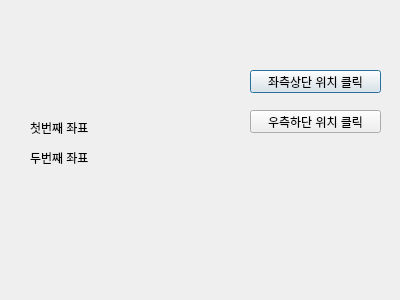
Isonade2/EBookToPDF, file untitled.ui: the form before one commit.
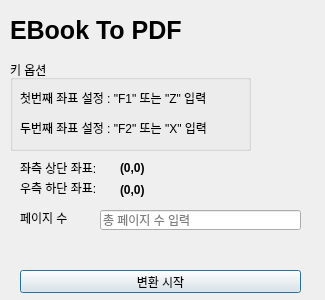
The form after the commit.

Commit message: feat: gui 버튼 몇가지 추가, 이미지 캡처까지 로직구현

What changed in the file:
```diff
--- a/untitled.ui
+++ b/untitled.ui
@@ -2,73 +2,183 @@
 <ui version="4.0">
  <class>Dialog</class>
  <widget class="QDialog" name="Dialog">
+  <property name="enabled">
+   <bool>true</bool>
+  </property>
   <property name="geometry">
    <rect>
     <x>0</x>
     <y>0</y>
-    <width>400</width>
+    <width>325</width>
     <height>300</height>
    </rect>
   </property>
   <property name="windowTitle">
    <string>Dialog</string>
   </property>
-  <widget class="QPushButton" name="firstPositionButton">
+  <widget class="QGroupBox" name="groupBox">
    <property name="geometry">
     <rect>
-     <x>250</x>
-     <y>70</y>
-     <width>131</width>
-     <height>23</height>
+     <x>10</x>
+     <y>60</y>
+     <width>241</width>
+     <height>91</height>
     </rect>
    </property>
-   <property name="toolTipDuration">
-    <number>-1</number>
+   <property name="title">
+    <string>키 옵션</string>
    </property>
+   <widget class="QLabel" name="label_1">
+    <property name="geometry">
+     <rect>
+      <x>10</x>
+      <y>30</y>
+      <width>211</width>
+      <height>16</height>
+     </rect>
+    </property>
+    <property name="text">
+     <string>첫번째 좌표 설정 : &quot;F1&quot; 또는 &quot;Z&quot; 입력</string>
+    </property>
+   </widget>
+   <widget class="QLabel" name="label_2">
+    <property name="geometry">
+     <rect>
+      <x>10</x>
+      <y>60</y>
+      <width>221</width>
+      <height>16</height>
+     </rect>
+    </property>
+    <property name="text">
+     <string>두번째 좌표 설정 : &quot;F2&quot; 또는 &quot;X&quot; 입력</string>
+    </property>
+   </widget>
+  </widget>
+  <widget class="QLabel" name="title">
+   <property name="geometry">
+    <rect>
+     <x>10</x>
+     <y>0</y>
+     <width>201</width>
+     <height>61</height>
+    </rect>
+   </property>
+   <property name="font">
+    <font>
+     <pointsize>19</pointsize>
+     <weight>75</weight>
+     <bold>true</bold>
+    </font>
+   </property>
    <property name="text">
-    <string>좌측상단 위치 클릭</string>
+    <string>EBook To PDF</string>
    </property>
   </widget>
-  <widget class="QPushButton" name="lastPositionButton">
+  <widget class="QLabel" name="label_3">
    <property name="geometry">
     <rect>
-     <x>250</x>
-     <y>110</y>
-     <width>131</width>
-     <height>23</height>
+     <x>20</x>
+     <y>160</y>
+     <width>91</width>
+     <height>16</height>
     </rect>
    </property>
-   <property name="toolTipDuration">
-    <number>-1</number>
+   <property name="text">
+    <string>좌측 상단 좌표:</string>
    </property>
+  </widget>
+  <widget class="QLabel" name="label_4">
+   <property name="geometry">
+    <rect>
+     <x>20</x>
+     <y>180</y>
+     <width>91</width>
+     <height>16</height>
+    </rect>
+   </property>
    <property name="text">
-    <string>우측하단 위치 클릭</string>
+    <string>우측 하단 좌표:</string>
+   </property>
+  </widget>
+  <widget class="QLabel" name="firstPos_label">
+   <property name="geometry">
+    <rect>
+     <x>120</x>
+     <y>160</y>
+     <width>121</width>
+     <height>16</height>
+    </rect>
+   </property>
+   <property name="font">
+    <font>
+     <weight>75</weight>
+     <bold>true</bold>
+    </font>
+   </property>
+   <property name="text">
+    <string>(0,0)</string>
+   </property>
+  </widget>
+  <widget class="QLabel" name="lstPos_label">
+   <property name="geometry">
+    <rect>
+     <x>120</x>
+     <y>180</y>
+     <width>121</width>
+     <height>20</height>
+    </rect>
+   </property>
+   <property name="font">
+    <font>
+     <weight>75</weight>
+     <bold>true</bold>
+    </font>
+   </property>
+   <property name="text">
+    <string>(0,0)</string>
+   </property>
+  </widget>
+  <widget class="QPushButton" name="convertStart_btn">
+   <property name="geometry">
+    <rect>
+     <x>20</x>
+     <y>270</y>
+     <width>281</width>
+     <height>23</height>
+    </rect>
+   </property>
+   <property name="text">
+    <string>변환 시작</string>
    </property>
   </widget>
   <widget class="QLabel" name="label">
    <property name="geometry">
     <rect>
-     <x>30</x>
-     <y>120</y>
+     <x>20</x>
+     <y>210</y>
      <width>71</width>
      <height>16</height>
     </rect>
    </property>
    <property name="text">
-    <string>첫번째 좌표</string>
+    <string>페이지 수</string>
    </property>
   </widget>
-  <widget class="QLabel" name="label_2">
+  <widget class="QLineEdit" name="totalPage">
    <property name="geometry">
     <rect>
-     <x>30</x>
-     <y>150</y>
-     <width>71</width>
-     <height>16</height>
+     <x>100</x>
+     <y>210</y>
+     <width>201</width>
+     <height>20</height>
     </rect>
    </property>
    <property name="text">
-    <string>두번째 좌표</string>
+    <string/>
+   </property>
+   <property name="placeholderText">
+    <string>총 페이지 수 입력</string>
    </property>
   </widget>
  </widget>
```
The commit also changes 2 other files.
